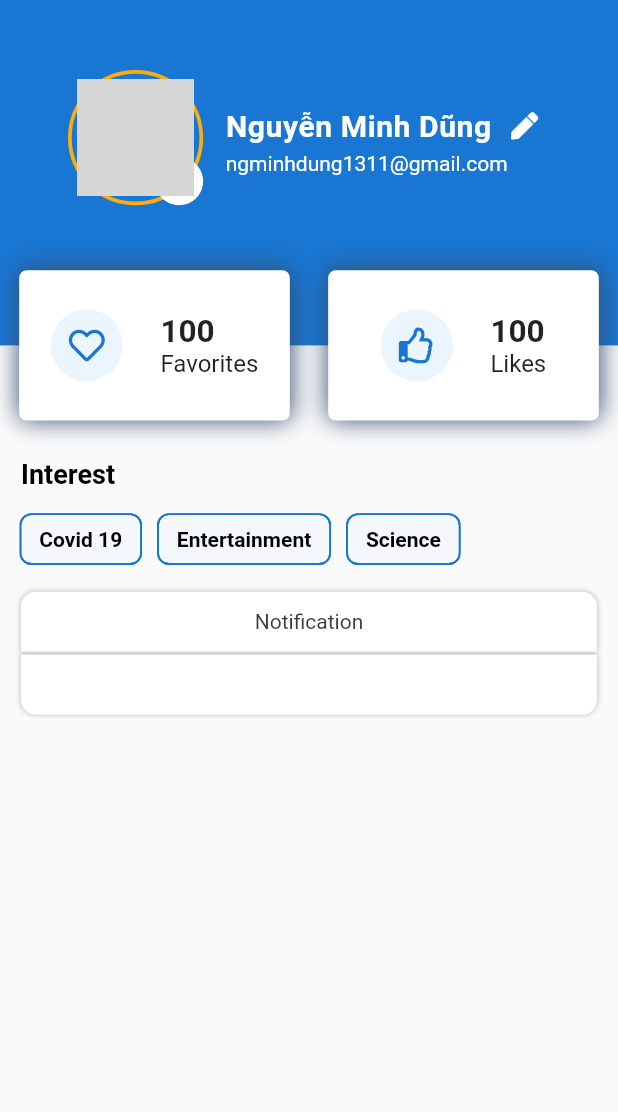
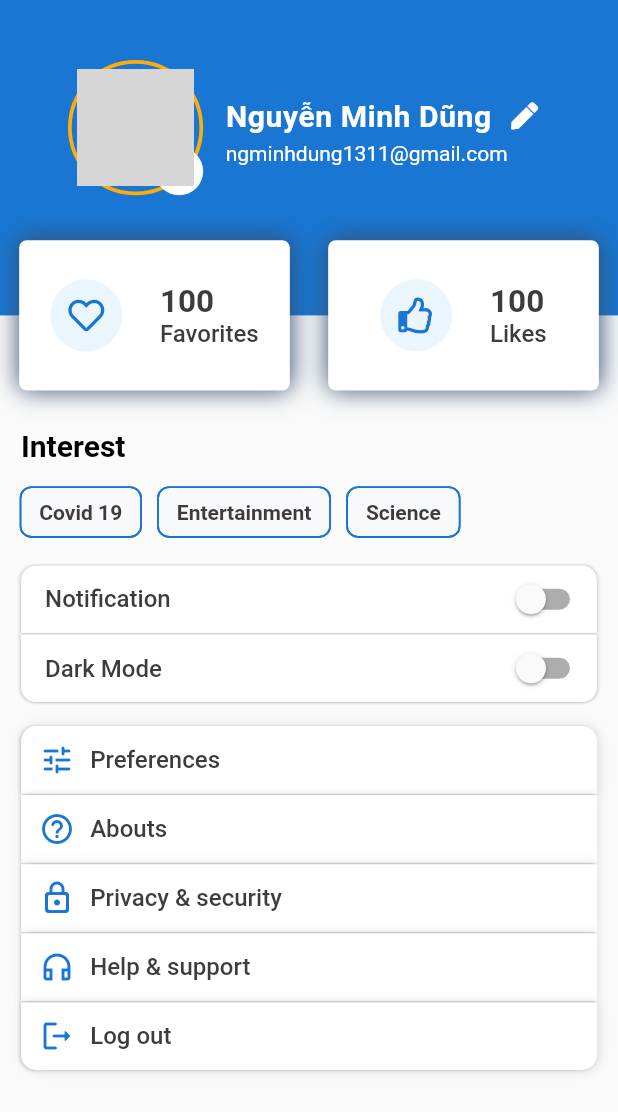
Before and after one commit to KomkatStudio/newsnews, a Flutter app: the ProfileScreen screen opened directly, on a phone screen of 412 x 824 dp. Shown: the top 1112 px of the screen. Run offline on Flutter 3.47's test engine with Material 2 defaults, Android fonts, the phone set to English and light mode, and no system bars; our stand-ins replace bloc, bottom_navy_bar, dartz, equatable, flutter_bloc, flutter_dotenv and 3 more; network calls fail; grey boxes are pictures that could not be loaded.

Commit message:
feat/done ui home

```diff
--- a/lib/src/core/theme/palette.dart
+++ b/lib/src/core/theme/palette.dart
@@ -11,4 +11,5 @@ class Palette {
   static const backgroundBoxColor = Colors.white;
   static const tagInSpecifiedColor = Color(0xfffdac0b);
   static const textColorInBlueBGColor = Colors.white;
+  static const primaryTextColor = Color(0xff403B3B);
 }
--- a/lib/src/features/feed/presentation/view/hot_and_trendings.dart
+++ b/lib/src/features/feed/presentation/view/hot_and_trendings.dart
@@ -1,7 +1,6 @@
 import 'package:flutter/material.dart';
 import 'package:flutter_screenutil/flutter_screenutil.dart';
 import 'package:font_awesome_flutter/font_awesome_flutter.dart';
-import 'package:newsnews/src/core/theme/palette.dart';
 import 'package:newsnews/src/widgets/custom_category_choice_chip.dart';
 import 'package:newsnews/src/widgets/news_card.dart';
 import 'package:newsnews/src/widgets/custom_scroll.dart';
--- a/lib/src/features/feed/presentation/view/more_breaking_news.dart
+++ b/lib/src/features/feed/presentation/view/more_breaking_news.dart
@@ -1,7 +1,6 @@
 import 'package:flutter/material.dart';
 import 'package:flutter_screenutil/flutter_screenutil.dart';
 import 'package:font_awesome_flutter/font_awesome_flutter.dart';
-import 'package:newsnews/src/core/theme/palette.dart';
 import 'package:newsnews/src/widgets/custom_category_choice_chip.dart';
 import 'package:newsnews/src/widgets/news_card.dart';
 import 'package:newsnews/src/widgets/custom_scroll.dart';
--- a/lib/src/features/profile/presentation/view/profile_screen.dart
+++ b/lib/src/features/profile/presentation/view/profile_screen.dart
@@ -2,24 +2,65 @@ import 'package:flutter/material.dart';
 import 'package:flutter_screenutil/flutter_screenutil.dart';
 import 'package:font_awesome_flutter/font_awesome_flutter.dart';
 import 'package:newsnews/src/core/theme/palette.dart';
+import 'package:newsnews/src/features/profile/presentation/widgets/custom_chip.dart';
+import 'package:newsnews/src/features/profile/presentation/widgets/switch_user_control.dart';
+import 'package:newsnews/src/features/profile/presentation/widgets/user_tab_control.dart';
 
 import '../widgets/custom_stack_item.dart';
 
-class ProfileScreen extends StatelessWidget {
+class ProfileScreen extends StatefulWidget {
   const ProfileScreen({Key? key}) : super(key: key);
+
+  @override
+  State<ProfileScreen> createState() => _ProfileScreenState();
+}
+
+class _ProfileScreenState extends State<ProfileScreen> {
+  bool notificationStatus = false;
+  bool darkModeStatus = false;
 
   @override
   Widget build(BuildContext context) {
     final interestedList = ["Covid 19", "Entertainment", "Science"];
+    final userTabControl = [
+      {
+        "tabName": "Preferences",
+        "iconData": Icons.tune_rounded,
+        "routeName": "/preferences",
+      },
+      {
+        "tabName": "Abouts",
+        "iconData": Icons.help_outline_rounded,
+        "routeName": "/abouts",
+      },
+      {
+        "tabName": "Privacy & security",
+        "iconData": Icons.lock_outline_rounded,
+        "routeName": "/p&s",
+      },
+      {
+        "tabName": "Help & support",
+        "iconData": Icons.headphones_outlined,
+        "routeName": "/help",
+      },
+      {
+        "tabName": "Log out",
+        "iconData": Icons.logout_rounded,
+        "routeName": "/logout",
+      }
+    ];
     return Scaffold(
       body: SafeArea(
-        child: Stack(
+        child: SingleChildScrollView(
+          child: Column(
+            children: [
+              Stack(
                 children: [
                   Column(
                     crossAxisAlignment: CrossAxisAlignment.start,
                     children: [
                       Container(
-                  height: 230.h,
+                        height: 210.h,
                         width: ScreenUtil().screenWidth,
                         color: Palette.primaryColor,
                         child: Column(
@@ -53,10 +94,12 @@ class ProfileScreen extends StatelessWidget {
                                     ),
                                     CircleAvatar(
                                       radius: 16.sp,
-                                backgroundColor: Palette.textColorInBlueBGColor,
+                                      backgroundColor:
+                                          Palette.textColorInBlueBGColor,
                                       child: IconButton(
                                         iconSize: 16.sp,
-                                  icon: const FaIcon(FontAwesomeIcons.camera),
+                                        icon: const FaIcon(
+                                            FontAwesomeIcons.camera),
                                         onPressed: () {},
                                       ),
                                     )
@@ -75,7 +118,8 @@ class ProfileScreen extends StatelessWidget {
                                           "Nguyễn Minh Dũng",
                                           style: TextStyle(
                                             fontSize: 20.sp,
-                                      color: Palette.textColorInBlueBGColor,
+                                            color:
+                                                Palette.textColorInBlueBGColor,
                                             fontWeight: FontWeight.w600,
                                             letterSpacing: 0.4,
                                           ),
@@ -84,7 +128,8 @@ class ProfileScreen extends StatelessWidget {
                                           width: 5.w,
                                         ),
                                         IconButton(
-                                    icon: const FaIcon(FontAwesomeIcons.pen),
+                                          icon: const FaIcon(
+                                              FontAwesomeIcons.pen),
                                           color: Palette.textColorInBlueBGColor,
                                           iconSize: 18.sp,
                                           constraints: const BoxConstraints(),
@@ -118,7 +163,7 @@ class ProfileScreen extends StatelessWidget {
                         child: Text(
                           "Interest",
                           style: TextStyle(
-                      fontSize: 18.sp,
+                            fontSize: 20.sp,
                             color: Colors.black,
                             fontWeight: FontWeight.w700,
                           ),
@@ -131,92 +176,42 @@ class ProfileScreen extends StatelessWidget {
                           scrollDirection: Axis.horizontal,
                           itemCount: interestedList.length,
                           itemBuilder: (context, index) {
-                      return Padding(
-                        padding: EdgeInsets.symmetric(horizontal: 5.w),
-                        child: Chip(
-                          label: Text(interestedList[index]),
-                          shape: RoundedRectangleBorder(
-                            borderRadius: BorderRadius.circular(8),
-                            side: BorderSide(
-                              color: Palette.primaryColor,
-                              width: 1.2,
-                            ),
-                          ),
-                          labelStyle: TextStyle(
-                            color: Colors.black,
-                            fontSize: 14.sp,
-                            fontWeight: FontWeight.w600,
-                          ),
-                          backgroundColor: Colors.blue.shade50.withOpacity(0.2),
-                        ),
-                      );
+                            return CustomChip(interest: interestedList[index]);
                           },
                         ),
                       ),
                       SizedBox(
                         height: 10.h,
                       ),
-                Container(
-                  margin: EdgeInsets.symmetric(horizontal: 14.w),
-                  height: 40.h,
-                  width: double.infinity,
-                  decoration: BoxDecoration(
-                    color: Colors.white,
-                    borderRadius: BorderRadius.only(
-                      topLeft: Radius.circular(10),
-                      topRight: Radius.circular(10),
+                      SwitchUserControl(
+                        status: notificationStatus,
+                        onSwitchActionFunction: (value) => setState(() {
+                          notificationStatus = !notificationStatus;
+                        }),
+                        label: 'Notification',
                       ),
-                    boxShadow: [
-                      BoxShadow(
-                        color: Colors.black12,
-                        blurRadius: 2,
-                        offset: Offset(-1, 0),
+                      SwitchUserControl(
+                        label: 'Dark Mode',
+                        isLast: true,
+                        onSwitchActionFunction: (value) => setState(() {
+                          darkModeStatus = !darkModeStatus;
+                        }),
+                        status: darkModeStatus,
                       ),
-                      BoxShadow(
-                        color: Colors.black12,
-                        blurRadius: 2,
-                        offset: Offset(1, 0),
-                      ),
-                    ],
-                  ),
-                  alignment: Alignment.center,
-                  child: Text(
-                    "Notification",
-                    style: TextStyle(
-                      color: Color(0xff403B3B),
-                    ),
-                  ),
-                ),
-                SizedBox(
-                  height: 2.h,
-                ),
-                Container(
-                  margin: EdgeInsets.symmetric(horizontal: 14.w),
-                  height: 40.h,
-                  decoration: BoxDecoration(
-                    color: Colors.white,
-                    borderRadius: BorderRadius.only(
-                      bottomLeft: Radius.circular(10),
-                      bottomRight: Radius.circular(10),
-                    ),
-                    boxShadow: [
-                      BoxShadow(
-                        color: Colors.black12,
-                        blurRadius: 2,
-                        offset: Offset(-1, 0),
-                      ),
-                      BoxShadow(
-                        color: Colors.black12,
-                        blurRadius: 2,
-                        offset: Offset(1, 0),
-                      ),
-                    ],
-                  ),
+                      SizedBox(height: 15.h),
+                      for (int i = 0; i < userTabControl.length; i++)
+                        UserTabControl(
+                          typeBorderRadius: i == 0
+                              ? 0
+                              : (i == userTabControl.length - 1 ? 1 : 2),
+                          onTabNameFunction: () {},
+                          tabName: userTabControl[i]["tabName"] as String,
+                          iconData: userTabControl[i]["iconData"] as IconData,
                         )
                     ],
                   ),
                   Positioned(
-              top: 230.h - 50.h,
+                    top: 210.h - 50.h,
                     width: ScreenUtil().screenWidth,
                     child: Row(
                       mainAxisAlignment: MainAxisAlignment.spaceAround,
@@ -236,6 +231,9 @@ class ProfileScreen extends StatelessWidget {
                   ),
                 ],
               ),
+            ],
+          ),
+        ),
       ),
     );
   }
--- /dev/null
+++ b/lib/src/features/profile/presentation/widgets/custom_chip.dart
@@ -0,0 +1,35 @@
+import 'package:flutter/material.dart';
+import 'package:flutter_screenutil/flutter_screenutil.dart';
+import 'package:newsnews/src/core/theme/palette.dart';
+
+class CustomChip extends StatelessWidget {
+  const CustomChip({
+    Key? key,
+    required this.interest,
+  }) : super(key: key);
+
+  final String interest;
+
+  @override
+  Widget build(BuildContext context) {
+    return Padding(
+      padding: EdgeInsets.symmetric(horizontal: 5.w),
+      child: Chip(
+        label: Text(interest),
+        shape: RoundedRectangleBorder(
+          borderRadius: BorderRadius.circular(8),
+          side: BorderSide(
+            color: Palette.primaryColor,
+            width: 1.2,
+          ),
+        ),
+        labelStyle: TextStyle(
+          color: Palette.primaryTextColor,
+          fontSize: 14.sp,
+          fontWeight: FontWeight.w600,
+        ),
+        backgroundColor: Colors.blue.shade50.withOpacity(0.1),
+      ),
+    );
+  }
+}
--- a/lib/src/features/profile/presentation/widgets/custom_stack_item.dart
+++ b/lib/src/features/profile/presentation/widgets/custom_stack_item.dart
@@ -54,12 +54,15 @@ class CustomStackItem extends StatelessWidget {
                 style: TextStyle(
                   fontSize: 21.sp,
                   fontWeight: FontWeight.bold,
+                  color: Palette.primaryTextColor,
                 ),
               ),
               Text(
                 itemName,
                 style: TextStyle(
                   fontSize: 16.sp,
+                  fontWeight: FontWeight.w500,
+                  color: Palette.primaryTextColor,
                 ),
               )
             ],
--- /dev/null
+++ b/lib/src/features/profile/presentation/widgets/switch_user_control.dart
@@ -0,0 +1,70 @@
+import 'package:flutter/material.dart';
+import 'package:flutter_screenutil/flutter_screenutil.dart';
+import 'package:newsnews/src/core/theme/palette.dart';
+
+class SwitchUserControl extends StatelessWidget {
+  const SwitchUserControl({
+    Key? key,
+    required this.status,
+    required this.onSwitchActionFunction,
+    required this.label,
+    this.isLast = false,
+  }) : super(key: key);
+
+  final bool status;
+  final void Function(bool value) onSwitchActionFunction;
+  final String label;
+  final bool isLast;
+
+  @override
+  Widget build(BuildContext context) {
+    return Container(
+      margin: EdgeInsets.symmetric(horizontal: 14.w, vertical: 0.5.h),
+      height: 45.h,
+      width: double.infinity,
+      decoration: BoxDecoration(
+        color: Colors.white,
+        borderRadius: isLast
+            ? const BorderRadius.only(
+                bottomLeft: Radius.circular(10),
+                bottomRight: Radius.circular(10),
+              )
+            : const BorderRadius.only(
+                topLeft: Radius.circular(10),
+                topRight: Radius.circular(10),
+              ),
+        boxShadow: const [
+          BoxShadow(
+            color: Colors.black12,
+            blurRadius: 0.5,
+            offset: Offset(-1, 0),
+          ),
+          BoxShadow(
+            color: Colors.black12,
+            blurRadius: 0.5,
+            offset: Offset(1, 0),
+          ),
+        ],
+      ),
+      padding: EdgeInsets.only(left: 16.w, right: 5.w),
+      child: Row(
+        mainAxisAlignment: MainAxisAlignment.spaceBetween,
+        children: [
+          Text(
+            label,
+            style: TextStyle(
+              color: const Color(0xff403B3B),
+              fontWeight: FontWeight.w500,
+              fontSize: 16.sp,
+            ),
+          ),
+          Switch(
+            activeColor: Palette.primaryColor,
+            onChanged: onSwitchActionFunction,
+            value: status,
+          ),
+        ],
+      ),
+    );
+  }
+}
--- /dev/null
+++ b/lib/src/features/profile/presentation/widgets/user_tab_control.dart
@@ -0,0 +1,74 @@
+import 'package:flutter/material.dart';
+import 'package:flutter_screenutil/flutter_screenutil.dart';
+import 'package:newsnews/src/core/theme/palette.dart';
+
+class UserTabControl extends StatelessWidget {
+  const UserTabControl({
+    Key? key,
+    required this.typeBorderRadius,
+    required this.tabName,
+    required this.onTabNameFunction,
+    required this.iconData,
+  }) : super(key: key);
+
+  final int typeBorderRadius;
+  final String tabName;
+  final VoidCallback onTabNameFunction;
+  final IconData iconData;
+
+  @override
+  Widget build(BuildContext context) {
+    return GestureDetector(
+      onTap: onTabNameFunction,
+      child: Container(
+        margin: EdgeInsets.symmetric(horizontal: 14.w, vertical: 0.5.h),
+        height: 45.h,
+        decoration: BoxDecoration(
+          color: Colors.white,
+          borderRadius: typeBorderRadius == 0
+              ? const BorderRadius.only(
+                  topLeft: Radius.circular(10),
+                  topRight: Radius.circular(10),
+                )
+              : (typeBorderRadius == 1
+                  ? const BorderRadius.only(
+                      bottomLeft: Radius.circular(10),
+                      bottomRight: Radius.circular(10),
+                    )
+                  : null),
+          boxShadow: const [
+            BoxShadow(
+              color: Colors.black12,
+              blurRadius: 0.5,
+              offset: Offset(-1, 0),
+            ),
+            BoxShadow(
+              color: Colors.black12,
+              blurRadius: 5,
+              offset: Offset(1, 0),
+            ),
+          ],
+        ),
+        padding: EdgeInsets.symmetric(horizontal: 12.w),
+        child: Row(
+          children: [
+            Icon(
+              iconData,
+              color: Palette.primaryColor,
+              size: 24,
+            ),
+            SizedBox(width: 10.w),
+            Text(
+              tabName,
+              style: TextStyle(
+                color: const Color(0xff403B3B),
+                fontWeight: FontWeight.w500,
+                fontSize: 16.sp,
+              ),
+            ),
+          ],
+        ),
+      ),
+    );
+  }
+}
```
Also changed, not shown: assets/scan_icon.svg (added). Lines whose indentation alone changed are shown as unchanged.
